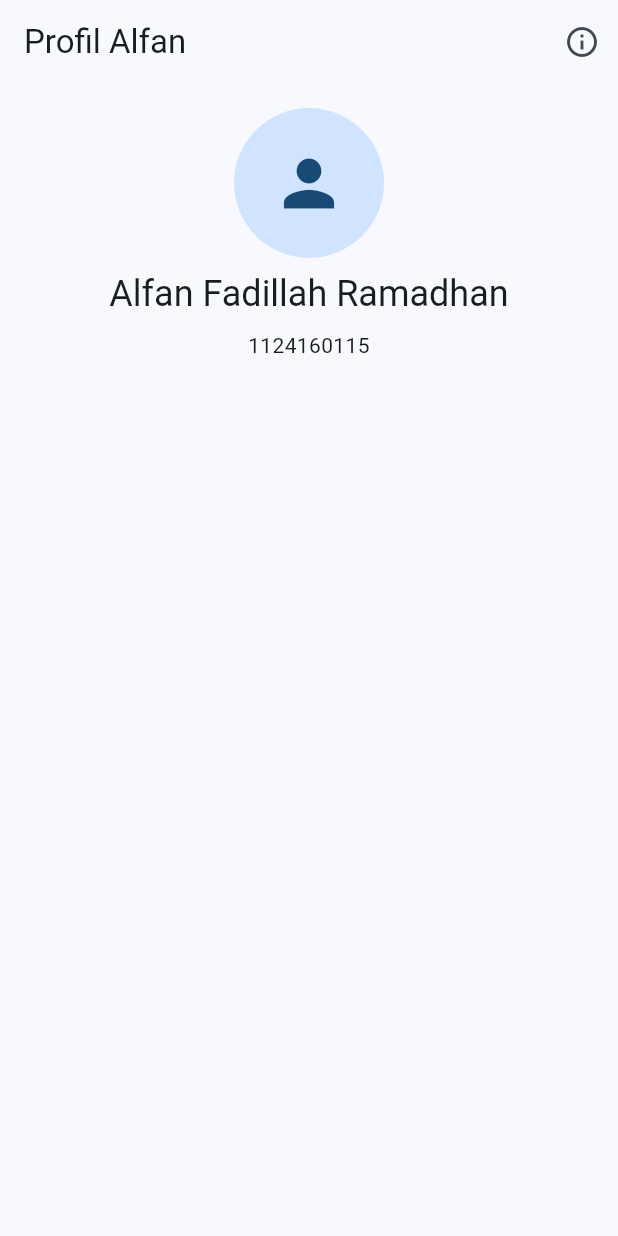
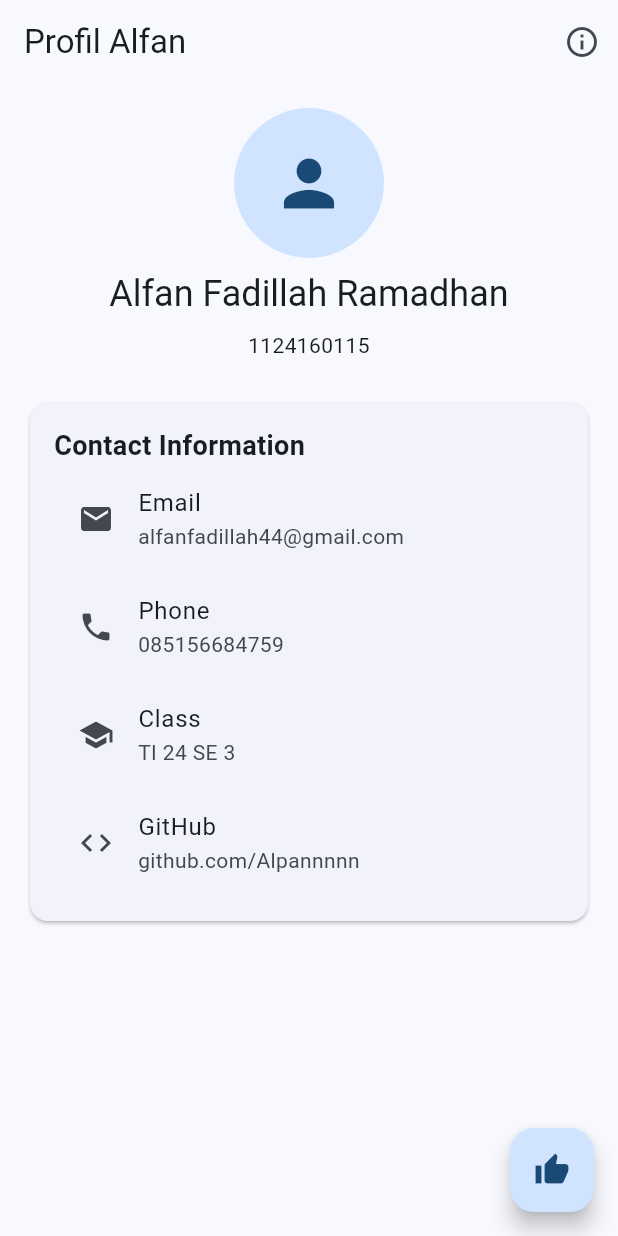
Before and after one commit to Alpannnnn/uts-pml-1124160115, a Flutter app: the screen it shows after launch, on a phone screen of 412 x 824 dp. Run offline on Flutter 3.47's test engine with Material 3 defaults, Android fonts, the phone set to English and light mode, and no system bars.

Commit message:
Tahap 3: kartu informasi dan InfoTile

```diff
--- /dev/null
+++ b/soal1-live-coding/lib/info_tile.dart
@@ -0,0 +1,23 @@
+import 'package:flutter/material.dart';
+
+class InfoTile extends StatelessWidget {
+  final IconData icon;
+  final String label;
+  final String value;
+
+  const InfoTile({
+    super.key,
+    required this.icon,
+    required this.label,
+    required this.value,
+  });
+
+  @override
+  Widget build(BuildContext context) {
+    return ListTile(
+      leading: Icon(icon),
+      title: Text(label),
+      subtitle: Text(value),
+    );
+  }
+}
--- a/soal1-live-coding/lib/profile_page.dart
+++ b/soal1-live-coding/lib/profile_page.dart
@@ -1,4 +1,5 @@
 import 'package:flutter/material.dart';
+import 'info_tile.dart';
 
 class ProfilePage extends StatelessWidget {
   const ProfilePage({super.key});
@@ -47,13 +48,71 @@ class ProfilePage extends StatelessWidget {
                         textAlign: TextAlign.center,
                         style: Theme.of(context).textTheme.bodyMedium,
                       ),
+                      const SizedBox(height: 24),
+
+                      Card(
+                        child: Padding(
+                          padding: const EdgeInsets.all(16),
+                          child: Column(
+                            crossAxisAlignment: CrossAxisAlignment.start,
+                            children: const [
+                              Text(
+                                'Contact Information',
+                                style: TextStyle(
+                                  fontSize: 18,
+                                  fontWeight: FontWeight.bold,
+                                ),
+                              ),
+
+                              InfoTile(
+                                icon: Icons.email,
+                                label: 'Email',
+                                value: 'alfanfadillah44@gmail.com',
+                              ),
+
+                              InfoTile(
+                                icon: Icons.phone,
+                                label: 'Phone',
+                                value: '085156684759',
+                              ),
+
+                              InfoTile(
+                                icon: Icons.school,
+                                label: 'Class',
+                                value: 'TI 24 SE 3',
+                              ),
+
+                              InfoTile(
+                                icon: Icons.code,
+                                label: 'GitHub',
+                                value: 'github.com/Alpannnnn',
+                              ),
+                            ],
+                          ),
+                        ),
+                      ),
                     ],
                   ),
-                )
+                ),
               ],
             ),
           ),
+
+
         ),
+
+      ),
+      floatingActionButton: FloatingActionButton(
+        onPressed: () {
+          ScaffoldMessenger.of(context).showSnackBar(
+            const SnackBar(
+              content: Text(
+                'Terima Kasih',
+              ),
+            ),
+          );
+        },
+        child: const Icon(Icons.thumb_up),
       ),
     );
   }
```
